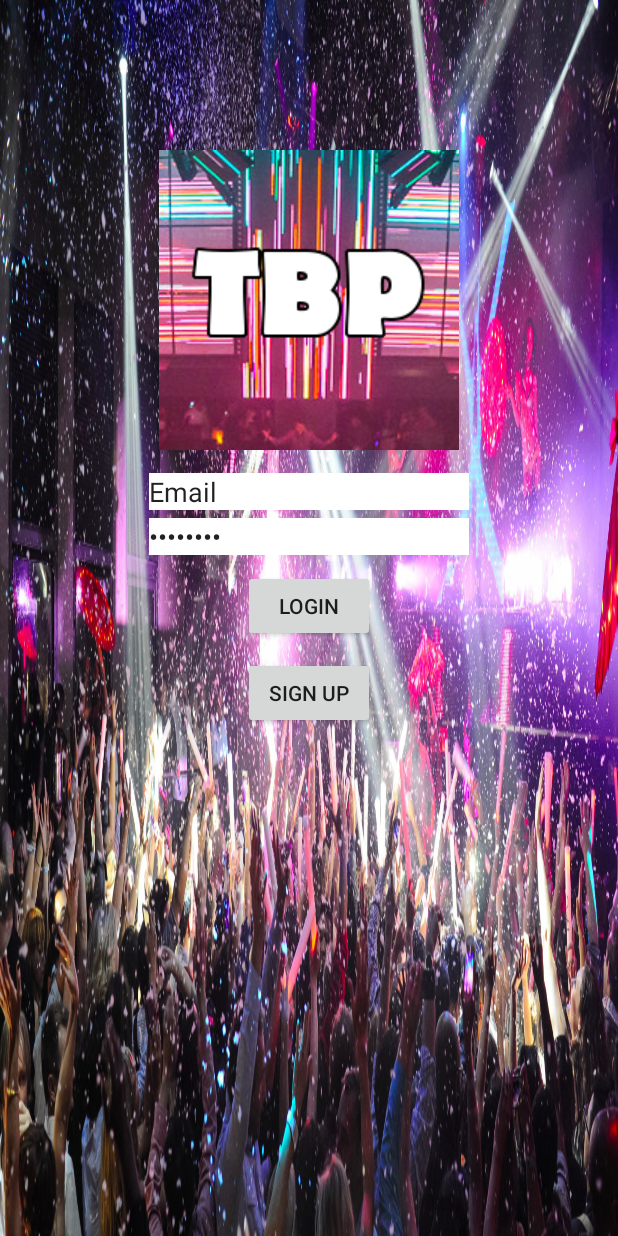
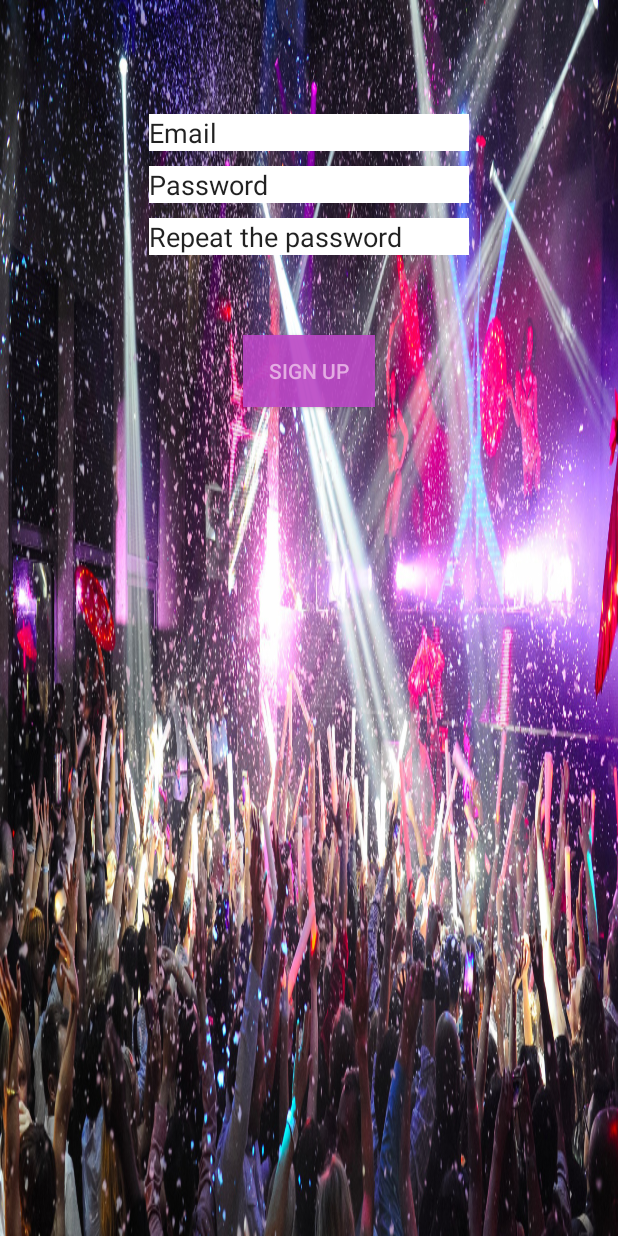
Before and after one commit to marcosddourado/todaysBestParty, an Android app: the screen it shows after launch (Login before the commit, SignUp after it), after a tap on "SIGN UP", on a phone screen of 412 x 824 dp. Run offline under Robolectric (Android 15) with nearby library versions, the phone set to English and light mode, and no system bars; 2 statements that could not run were skipped.

Commit message:
making sign up page.

```diff
--- a/BestPartyToday/app/src/main/AndroidManifest.xml
+++ b/BestPartyToday/app/src/main/AndroidManifest.xml
@@ -44,7 +44,7 @@
         <activity
             android:name=".SignUp"
             android:label="@string/title_activity_sign_up"
-            android:theme="@style/AppTheme.NoActionBar"></activity>
+            android:theme="@style/AppTheme.NoActionBar" />
     </application>
 
 </manifest>
--- a/BestPartyToday/app/src/main/java/unlv/com/bestpartytoday/Login.java
+++ b/BestPartyToday/app/src/main/java/unlv/com/bestpartytoday/Login.java
@@ -55,7 +55,8 @@ public class Login extends AppCompatActivity {
 
         btnSignUp.setOnClickListener(new Button.OnClickListener() {
             public void onClick(View v) {
-
+                Intent intent = new Intent(Login.this, SignUp.class);
+                startActivity(intent);
             }
         });
     }
--- /dev/null
+++ b/BestPartyToday/app/src/main/java/unlv/com/bestpartytoday/SignUp.java
@@ -0,0 +1,27 @@
+package unlv.com.bestpartytoday;
+
+import android.content.Intent;
+import android.support.v7.app.AppCompatActivity;
+import android.os.Bundle;
+import android.view.View;
+import android.widget.Button;
+
+public class SignUp extends AppCompatActivity {
+
+    Button btnSignUp;
+
+    @Override
+    protected void onCreate(Bundle savedInstanceState) {
+        super.onCreate(savedInstanceState);
+        setContentView(R.layout.activity_sign_up);
+
+        btnSignUp = (Button) findViewById(R.id.signup_button);
+
+        btnSignUp.setOnClickListener(new Button.OnClickListener() {
+            public void onClick(View v) {
+                Intent intent = new Intent(SignUp.this, Login.class);
+                startActivity(intent);
+            }
+        });
+    }
+}
--- a/BestPartyToday/app/src/main/res/layout/activity_login.xml
+++ b/BestPartyToday/app/src/main/res/layout/activity_login.xml
@@ -40,7 +40,9 @@
         android:text="LOGIN"
         android:id="@+id/login_button"
         android:layout_gravity="center"
-        android:layout_marginTop="10dp" />
+        android:layout_marginTop="10dp"
+        android:background="#e1bf48c9"
+        android:textColor="#e4ace3" />
 
     <Button
         android:layout_width="wrap_content"
@@ -48,5 +50,7 @@
         android:text="sign up"
         android:id="@+id/signup_button"
         android:layout_gravity="center_horizontal"
-        android:layout_marginTop="10dp" />
+        android:layout_marginTop="10dp"
+        android:background="#e1bf48c9"
+        android:textColor="#e4ace3"/>
 </LinearLayout>
--- /dev/null
+++ b/BestPartyToday/app/src/main/res/layout/activity_sign_up.xml
@@ -0,0 +1,67 @@
+<?xml version="1.0" encoding="utf-8"?>
+<RelativeLayout xmlns:android="http://schemas.android.com/apk/res/android"
+    xmlns:tools="http://schemas.android.com/tools"
+    android:layout_width="match_parent"
+    android:layout_height="match_parent"
+    android:paddingBottom="@dimen/activity_vertical_margin"
+    android:paddingLeft="@dimen/activity_horizontal_margin"
+    android:paddingRight="@dimen/activity_horizontal_margin"
+    android:paddingTop="@dimen/activity_vertical_margin"
+    tools:context="unlv.com.bestpartytoday.SignUp"
+    android:background="@drawable/login_background">
+
+    <EditText
+        android:layout_width="wrap_content"
+        android:layout_height="wrap_content"
+        android:inputType="textPersonName"
+        android:text="Email"
+        android:ems="10"
+        android:id="@+id/usernameTxt"
+        android:layout_gravity="center"
+        android:background="#ffffff"
+        android:layout_alignParentTop="true"
+        android:layout_centerHorizontal="true"
+        android:layout_marginTop="60dp" />
+
+    <EditText
+        android:layout_width="wrap_content"
+        android:layout_height="wrap_content"
+        android:inputType="textPersonName"
+        android:text="Password"
+        android:ems="10"
+        android:id="@+id/passwordTxt"
+        android:layout_gravity="center"
+        android:background="#ffffff"
+        android:layout_below="@+id/usernameTxt"
+        android:layout_alignLeft="@+id/usernameTxt"
+        android:layout_alignStart="@+id/usernameTxt"
+        android:layout_marginTop="10dp" />
+
+    <EditText
+        android:layout_width="wrap_content"
+        android:layout_height="wrap_content"
+        android:inputType="textPersonName"
+        android:text="Repeat the password"
+        android:ems="10"
+        android:id="@+id/passwordCheckerTxt"
+        android:layout_gravity="center"
+        android:background="#ffffff"
+        android:layout_below="@+id/passwordTxt"
+        android:layout_centerHorizontal="true"
+        android:layout_marginTop="10dp" />
+
+
+    <Button
+        android:layout_width="wrap_content"
+        android:layout_height="wrap_content"
+        android:text="sign up"
+        android:id="@+id/signup_button"
+        android:layout_gravity="center_horizontal"
+        android:layout_marginTop="53dp"
+        android:background="#e1bf48c9"
+        android:textColor="#e4ace3"
+        android:layout_below="@+id/passwordCheckerTxt"
+        android:layout_centerHorizontal="true" />
+
+
+</RelativeLayout>
```
